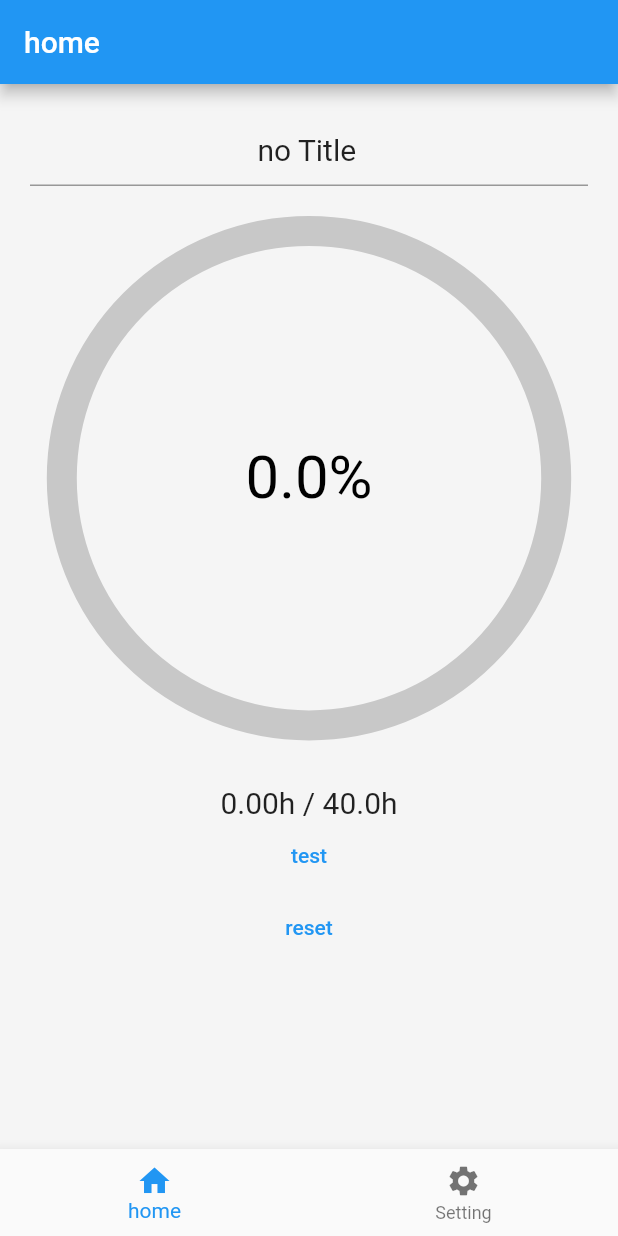
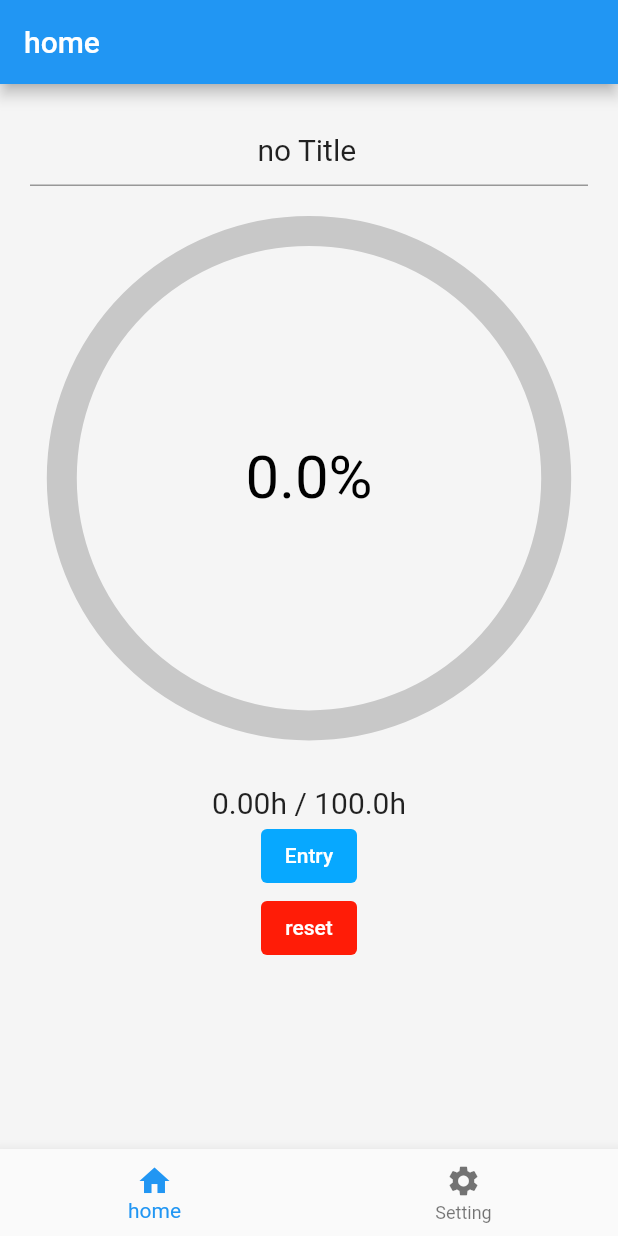
Before and after one commit to H-Miura-fms/progress_map, a Flutter app: the HomePage screen opened by its route, on a phone screen of 412 x 824 dp. Run offline on Flutter 3.47's test engine with Material 2 defaults, Android fonts, the phone set to English and light mode, and no system bars; our stand-ins replace go_router, material_symbols_icons, shared_preferences; missing offline and left inert: flutter_picker; accounts and stored records are empty.

Commit message:
style:ボタン，テキストのスタイル変更

```diff
--- a/lib/page/home.dart
+++ b/lib/page/home.dart
@@ -17,7 +17,7 @@ class HomePage extends StatefulWidget {
 class _HomePageState extends State<HomePage> {
   // double per = 1.3;
 
-  double target = 40;
+  double target = 100;
   late double num = 0;
   late String targetTitle = "";
   late SharedPreferences prefs;
@@ -127,7 +127,11 @@ class _HomePageState extends State<HomePage> {
                 padding: const EdgeInsets.only(top: 30),
                 child: Text(
                   "${num.toStringAsFixed(2)}h / ${target}h",
-                  style: const TextStyle(fontSize: 20),
+                  style: TextStyle(
+                      fontSize: 20,
+                      color: (per >= 1)
+                          ? const Color.fromARGB(255, 255, 111, 0)
+                          : null),
                 ),
               ),
               TextButton(
@@ -160,7 +164,13 @@ class _HomePageState extends State<HomePage> {
                         });
                       }).showDialog(context);
                 },
-                child: const Text("test"),
+                style: const ButtonStyle(
+                    backgroundColor: MaterialStatePropertyAll(
+                        Color.fromARGB(255, 7, 168, 255))),
+                child: const Text(
+                  "Entry",
+                  style: TextStyle(color: Color.fromARGB(255, 255, 255, 255)),
+                ),
               ),
               TextButton(
                 onPressed: () {
@@ -171,7 +181,13 @@ class _HomePageState extends State<HomePage> {
                     },
                   );
                 },
-                child: const Text("reset"),
+                style: const ButtonStyle(
+                    backgroundColor: MaterialStatePropertyAll(
+                        Color.fromARGB(255, 255, 28, 7))),
+                child: const Text(
+                  "reset",
+                  style: TextStyle(color: Color.fromARGB(255, 255, 255, 255)),
+                ),
               )
             ],
           ),
```
